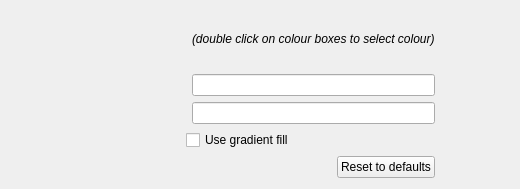
Above: src/components/RouteAnalyser/LatencySettingsPageWidget.ui from nedrysoft/pingnoo before the change. Below: the same form after it.
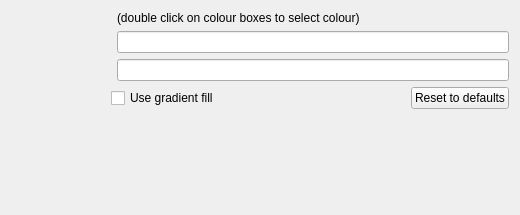
That is the form after the change. Custom widgets are drawn as their Qt base class.

```diff
--- a/src/components/RouteAnalyser/LatencySettingsPageWidget.ui
+++ b/src/components/RouteAnalyser/LatencySettingsPageWidget.ui
@@ -7,7 +7,7 @@
     <x>0</x>
     <y>0</y>
     <width>520</width>
-    <height>189</height>
+    <height>215</height>
    </rect>
   </property>
   <property name="sizePolicy">
@@ -20,10 +20,22 @@
    <string>LatencySettingsPage</string>
   </property>
   <layout class="QGridLayout" name="gridLayout">
-   <item row="1" column="1">
-    <layout class="QHBoxLayout" name="horizontalLayout_3">
+   <property name="sizeConstraint">
+    <enum>QLayout::SetMinAndMaxSize</enum>
+   </property>
+   <item row="0" column="0">
+    <layout class="QHBoxLayout" name="idealLayout" stretch="0,0">
+     <property name="sizeConstraint">
+      <enum>QLayout::SetMaximumSize</enum>
+     </property>
      <item>
-      <widget class="Nedrysoft::RouteAnalyser::LatencyWidget" name="warningWidget" native="true">
+      <widget class="Nedrysoft::RouteAnalyser::LatencyWidget" name="idealWidget" native="true">
+       <property name="sizePolicy">
+        <sizepolicy hsizetype="Fixed" vsizetype="Preferred">
+         <horstretch>0</horstretch>
+         <verstretch>0</verstretch>
+        </sizepolicy>
+       </property>
        <property name="minimumSize">
         <size>
          <width>100</width>
@@ -33,14 +45,24 @@
       </widget>
      </item>
      <item>
-      <widget class="QLineEdit" name="warningLineEdit"/>
+      <widget class="QLabel" name="label">
+       <property name="text">
+        <string>(double click on colour boxes to select colour)</string>
+       </property>
+      </widget>
      </item>
     </layout>
    </item>
-   <item row="2" column="1">
-    <layout class="QHBoxLayout" name="horizontalLayout_2">
+   <item row="4" column="0">
+    <layout class="QHBoxLayout" name="criticalLayout">
      <item>
       <widget class="Nedrysoft::RouteAnalyser::LatencyWidget" name="criticalWidget" native="true">
+       <property name="sizePolicy">
+        <sizepolicy hsizetype="Fixed" vsizetype="Preferred">
+         <horstretch>0</horstretch>
+         <verstretch>0</verstretch>
+        </sizepolicy>
+       </property>
        <property name="minimumSize">
         <size>
          <width>100</width>
@@ -54,47 +76,23 @@
      </item>
     </layout>
    </item>
-   <item row="4" column="1">
-    <layout class="QHBoxLayout" name="horizontalLayout_5">
-     <item>
-      <spacer name="horizontalSpacer_3">
-       <property name="orientation">
-        <enum>Qt::Horizontal</enum>
-       </property>
-       <property name="sizeHint" stdset="0">
-        <size>
-         <width>40</width>
-         <height>20</height>
-        </size>
-       </property>
-      </spacer>
-     </item>
-     <item>
-      <widget class="QPushButton" name="resetPushButton">
-       <property name="text">
-        <string>Reset to defaults</string>
-       </property>
-      </widget>
-     </item>
-    </layout>
-   </item>
-   <item row="1" column="2">
-    <spacer name="horizontalSpacer_2">
+   <item row="6" column="0">
+    <spacer name="verticalSpacer">
      <property name="orientation">
-      <enum>Qt::Horizontal</enum>
+      <enum>Qt::Vertical</enum>
      </property>
      <property name="sizeHint" stdset="0">
       <size>
-       <width>40</width>
-       <height>20</height>
+       <width>20</width>
+       <height>40</height>
       </size>
      </property>
     </spacer>
    </item>
-   <item row="0" column="1">
-    <layout class="QHBoxLayout" name="horizontalLayout_4" stretch="0,0">
+   <item row="3" column="0">
+    <layout class="QHBoxLayout" name="warningLayout">
      <item>
-      <widget class="Nedrysoft::RouteAnalyser::LatencyWidget" name="idealWidget" native="true">
+      <widget class="Nedrysoft::RouteAnalyser::LatencyWidget" name="warningWidget" native="true">
        <property name="sizePolicy">
         <sizepolicy hsizetype="Fixed" vsizetype="Preferred">
          <horstretch>0</horstretch>
@@ -110,33 +108,12 @@
       </widget>
      </item>
      <item>
-      <layout class="QHBoxLayout" name="horizontalLayout">
-       <item>
-        <widget class="QLabel" name="label">
-         <property name="text">
-          <string>&lt;html&gt;&lt;head/&gt;&lt;body&gt;&lt;p&gt;&lt;span style=&quot; font-style:italic;&quot;&gt;(double click on colour boxes to select colour)&lt;/span&gt;&lt;/p&gt;&lt;/body&gt;&lt;/html&gt;</string>
-         </property>
-        </widget>
-       </item>
-      </layout>
+      <widget class="QLineEdit" name="warningLineEdit"/>
      </item>
     </layout>
    </item>
-   <item row="0" column="0">
-    <spacer name="horizontalSpacer">
-     <property name="orientation">
-      <enum>Qt::Horizontal</enum>
-     </property>
-     <property name="sizeHint" stdset="0">
-      <size>
-       <width>40</width>
-       <height>20</height>
-      </size>
-     </property>
-    </spacer>
-   </item>
-   <item row="3" column="1">
-    <layout class="QHBoxLayout" name="horizontalLayout_6">
+   <item row="5" column="0">
+    <layout class="QHBoxLayout" name="gradientFillLayout">
      <item>
       <spacer name="horizontalSpacer_4">
        <property name="orientation">
@@ -160,6 +137,26 @@
        </property>
       </widget>
      </item>
+     <item>
+      <spacer name="horizontalSpacer">
+       <property name="orientation">
+        <enum>Qt::Horizontal</enum>
+       </property>
+       <property name="sizeHint" stdset="0">
+        <size>
+         <width>40</width>
+         <height>20</height>
+        </size>
+       </property>
+      </spacer>
+     </item>
+     <item>
+      <widget class="QPushButton" name="resetPushButton">
+       <property name="text">
+        <string>Reset to defaults</string>
+       </property>
+      </widget>
+     </item>
     </layout>
    </item>
   </layout>
```
Left out of the diff: 1 changed line with no effect on the pictures.
